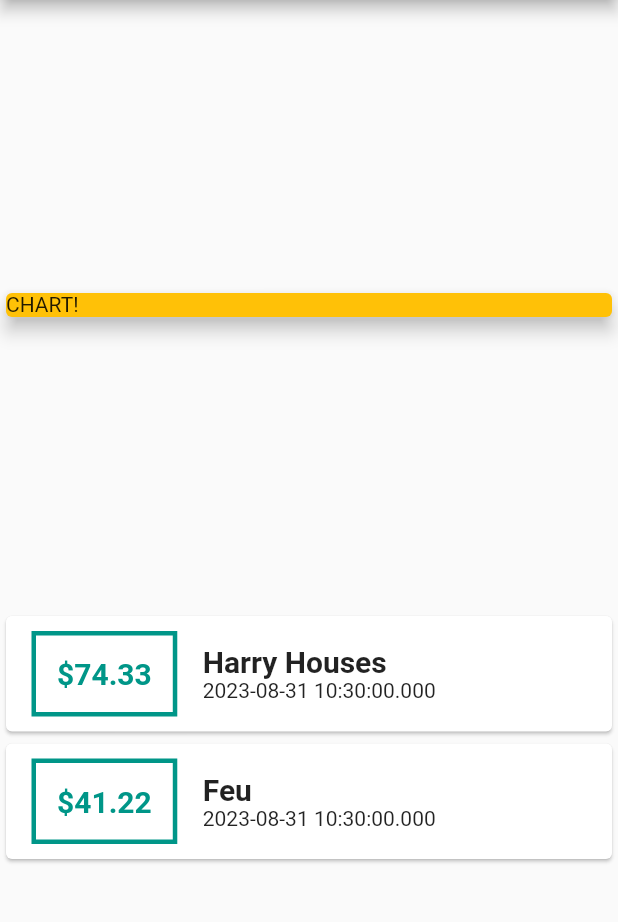
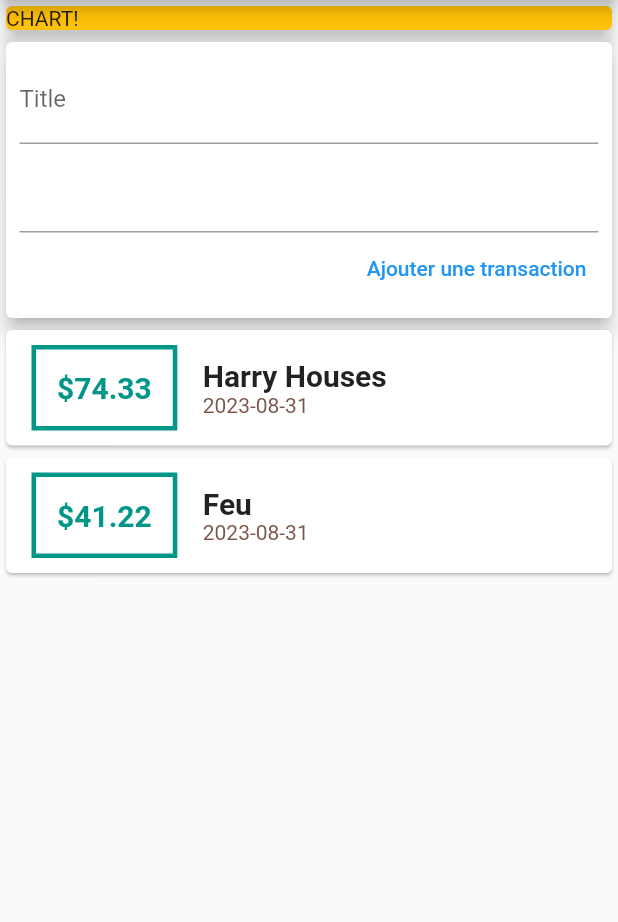
Before and after one commit to Oswald-Faust/Organize-App, a Flutter app: the screen it shows after launch, on a phone screen of 412 x 824 dp, the part 84-1006 px from its top. Run offline on Flutter 3.47's test engine with Material 2 defaults, Android fonts, the light colour scheme and no system bars.

Commit message:
Passage in statefull widget

```diff
--- a/lib/main.dart
+++ b/lib/main.dart
@@ -1,6 +1,6 @@
 import 'package:flutter/material.dart';
-import 'package:intl/intl.dart';
-import './transaction.dart';
+
+import 'widgets/transaction_list.dart';
 
 void main() {
   runApp(const MainApp());
@@ -19,11 +19,11 @@ class MainApp extends StatelessWidget {
 }
 
 class MyHomePage extends StatelessWidget {
-  final List<Transaction> transactions = [
-    Transaction(
-        id: 't1', title: 'Harry Houses', amount: 74.33, date: DateTime.now()),
-    Transaction(id: 't2', title: 'Feu', amount: 41.22, date: DateTime.now())
-  ];
+  //late String titleInput;
+  //late String amountInput;
+
+  final titleController = TextEditingController();
+  final amountController = TextEditingController();
 
   @override
   Widget build(BuildContext context) {
@@ -32,8 +32,9 @@ class MyHomePage extends StatelessWidget {
         title: Text('Organize'),
       ),
       body: Column(
-          mainAxisAlignment:
+          /*mainAxisAlignment:
               MainAxisAlignment.spaceEvenly, //un peu comme un flex
+          */
           crossAxisAlignment:
               CrossAxisAlignment.center, //perpendiculairement à l'axe principal
           children: <Widget>[
@@ -45,43 +46,41 @@ class MyHomePage extends StatelessWidget {
               ),
               elevation: 5,
             ),
-            Column(
-              children: transactions.map((tx) {
-                return Card(
-                    child: Row(children: <Widget>[
-                  Container(
-                    margin: EdgeInsets.symmetric(vertical: 10, horizontal: 17),
-                    decoration: BoxDecoration(
-                      border: Border.all(
-                        color: Colors.teal,
-                        width: 3,
-                      ),
+            Card(
+              elevation: 5,
+              child: Container(
+                padding: EdgeInsets.all(9),
+                child: Column(
+                  crossAxisAlignment: CrossAxisAlignment.end,
+                  children: <Widget>[
+                    TextField(
+                      cursorColor: Colors.blue,
+                      decoration: InputDecoration(labelText: 'Title'),
+                      controller: titleController,
+                      /*onChanged: (value) {
+                        titleInput = value;
+                      },*/
                     ),
-                    padding: EdgeInsets.all(14),
-                    child: Text(
-                      '\$' + tx.amount.toString(), // '\$${tx.amount}
-                      style: const TextStyle(
-                          fontWeight: FontWeight.bold,
-                          fontSize: 20,
-                          color: Colors.teal),
+                    TextField(
+                      cursorColor: Colors.blue,
+                      decoration: InputDecoration(labelText: ''),
+                      controller: amountController,
+                      /* onChanged: (value) {
+                        amountInput = value;
+                      }*/
                     ),
-                  ),
-                  Column(
-                    crossAxisAlignment: CrossAxisAlignment.start,
-                    children: <Widget>[
-                      Text(
-                        tx.title,
-                        style: const TextStyle(
-                          fontWeight: FontWeight.bold,
-                          fontSize: 20,
-                        ),
-                      ),
-                      Text(tx.date.toString())
-                    ],
-                  )
-                ]));
-              }).toList(),
+                    TextButton(
+                      child: Text('Ajouter une transaction'),
+                      onPressed: () {
+                        print(titleController.text);
+                        print(amountController.text);
+                      },
+                    ),
+                  ],
+                ),
+              ),
             ),
+            TransactionList()
           ]),
     );
   }
--- /dev/null
+++ b/lib/widgets/transaction_list.dart
@@ -0,0 +1,60 @@
+import 'package:flutter/material.dart';
+import 'package:intl/intl.dart';
+import '../models/transaction.dart';
+
+class TransactionList extends StatefulWidget {
+  @override
+  State<TransactionList> createState() => __TransactionListState();
+}
+
+class __TransactionListState extends State<TransactionList> {
+  @override
+  final List<Transaction> _userTransaction = [
+    Transaction(
+        id: 't1', title: 'Harry Houses', amount: 74.33, date: DateTime.now()),
+    Transaction(id: 't2', title: 'Feu', amount: 41.22, date: DateTime.now())
+  ];
+
+  Widget build(BuildContext context) {
+    return Column(
+      children: _userTransaction.map((tx) {
+        return Card(
+            child: Row(children: <Widget>[
+          Container(
+            margin: EdgeInsets.symmetric(vertical: 10, horizontal: 17),
+            decoration: BoxDecoration(
+              border: Border.all(
+                color: Colors.teal,
+                width: 3,
+              ),
+            ),
+            padding: EdgeInsets.all(14),
+            child: Text(
+              '\$' + tx.amount.toString(), // '\$${tx.amount}
+              style: const TextStyle(
+                  fontWeight: FontWeight.bold,
+                  fontSize: 20,
+                  color: Colors.teal),
+            ),
+          ),
+          Column(
+            crossAxisAlignment: CrossAxisAlignment.start,
+            children: <Widget>[
+              Text(
+                tx.title,
+                style: const TextStyle(
+                  fontWeight: FontWeight.bold,
+                  fontSize: 20,
+                ),
+              ),
+              Text(
+                DateFormat('yyyy-MM-dd').format(tx.date), //yyyy/MM//dd
+                style: TextStyle(color: Colors.brown),
+              ),
+            ],
+          )
+        ]));
+      }).toList(),
+    );
+  }
+}
```
Also changed, not shown: lib/models/transaction.dart (renamed from lib/transaction.dart).
